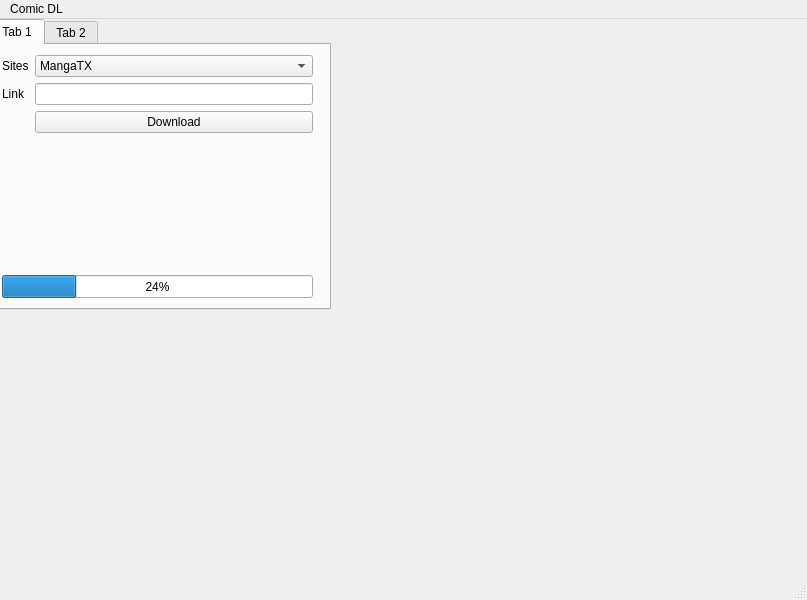
The window that comicdl.ui (mjbn/comicDl) describes before a commit, drawn with Qt 5.
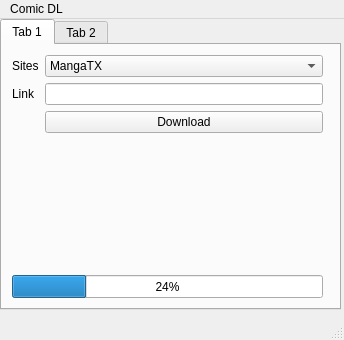
The same window after the commit.

Commit message: adding setting action (page)

Patch:
```diff
--- a/comicdl.ui
+++ b/comicdl.ui
@@ -6,8 +6,8 @@
    <rect>
     <x>0</x>
     <y>0</y>
-    <width>807</width>
-    <height>600</height>
+    <width>344</width>
+    <height>340</height>
    </rect>
   </property>
   <property name="windowTitle">
@@ -17,7 +17,7 @@
    <widget class="QTabWidget" name="tabWidget">
     <property name="geometry">
      <rect>
-      <x>-10</x>
+      <x>0</x>
       <y>0</y>
       <width>341</width>
       <height>291</height>
@@ -101,7 +101,7 @@
     <rect>
      <x>0</x>
      <y>0</y>
-     <width>807</width>
+     <width>344</width>
      <height>25</height>
     </rect>
    </property>
```
Left out of the diff: 35 changed lines with no effect on the pictures. The commit also changes 2 other files.
